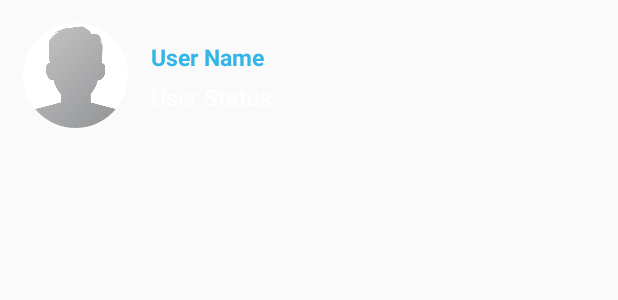
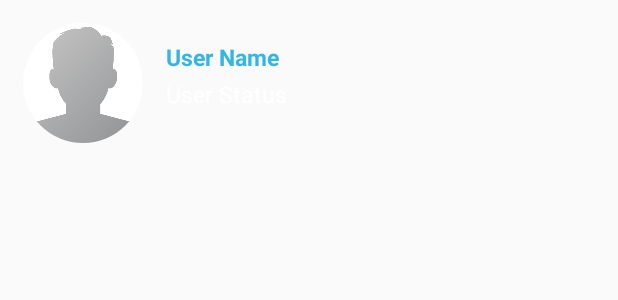
Before and after one commit to tejasborkar74/Whatsapp-Clone, an Android app: the layout users_display_layout.xml on its own in the app's theme, with its tools: preview values and no code run, on a phone screen of 412 x 824 dp. Shown: the top 300 px of the screen. Run offline under Robolectric (Android 15) with nearby library versions, the phone set to English and light mode, and no system bars.

Commit message:
Friend Request icon and button  added on Main Activity

```diff
--- a/app/src/main/AndroidManifest.xml
+++ b/app/src/main/AndroidManifest.xml
@@ -13,7 +13,8 @@
         android:roundIcon="@mipmap/ic_launcher_round"
         android:supportsRtl="true"
         android:theme="@style/AppTheme">
-        <activity android:name=".ContactsActivity"></activity>
+        <activity android:name=".FriendRequestActivity"></activity>
+        <activity android:name=".ContactsActivity" />
         <activity
             android:name=".ProfileActivity"
             android:theme="@style/Theme.AppCompat.Light.NoActionBar" />
--- a/app/src/main/res/layout/users_display_layout.xml
+++ b/app/src/main/res/layout/users_display_layout.xml
@@ -12,8 +12,8 @@
         >
     <de.hdodenhof.circleimageview.CircleImageView
         android:id="@+id/users_profile_image"
-        android:layout_width="70dp"
-        android:layout_height="70dp"
+        android:layout_width="80dp"
+        android:layout_height="80dp"
         android:src="@drawable/profile_image"
         />
 
@@ -54,16 +54,48 @@
 
             <TextView
                 android:id="@+id/users_profile_status"
-                android:layout_width="220dp"
+                android:layout_width="match_parent"
                 android:layout_height="wrap_content"
                 android:text="User Status"
                 android:textAlignment="textStart"
                 android:textColor="@android:color/white"
                 android:textSize="15dp"
                 android:textStyle="normal"
-                android:layout_marginTop="5dp"
+                android:layout_marginTop="3dp"
                 android:layout_marginStart="15dp"
                 />
+
+            <LinearLayout
+                android:layout_width="match_parent"
+                android:layout_height="wrap_content"
+                android:orientation="horizontal"
+                >
+
+                <Button
+                    android:id="@+id/accept_request_button"
+                    android:layout_width="70dp"
+                    android:layout_height="25dp"
+                    android:layout_marginStart="15dp"
+                    android:text="Accept"
+                    android:layout_marginTop="2dp"
+                    android:textAllCaps="false"
+                    android:background="@android:color/holo_green_light"
+                    android:visibility="invisible"
+                    />
+                <Button
+                    android:id="@+id/decline_request_button"
+                    android:layout_width="70dp"
+                    android:layout_height="25dp"
+                    android:layout_marginStart="15dp"
+                    android:text="Decline"
+                    android:layout_marginTop="2dp"
+                    android:textAllCaps="false"
+                    android:background="@android:color/holo_red_dark"
+                    android:textColor="@android:color/white"
+                    android:visibility="invisible"
+                    />
+
+            </LinearLayout>
 
         </LinearLayout>
 
```
Also changed, not shown: app/src/main/java/com/example/whatsappclone/FriendRequestActivity.java (added, +155 -0 lines), app/src/main/java/com/example/whatsappclone/MainActivity.java (+15 -1 lines), app/src/main/res/layout/activity_friend_request.xml (added, +15 -0 lines), app/src/main/res/layout/activity_main.xml (+90 -44 lines), app/src/main/res/drawable/friend_request.png (added), app/src/main/res/drawable/request2.png (added), app/src/main/res/layout/activity_settings.xml (line endings or trailing spaces).
